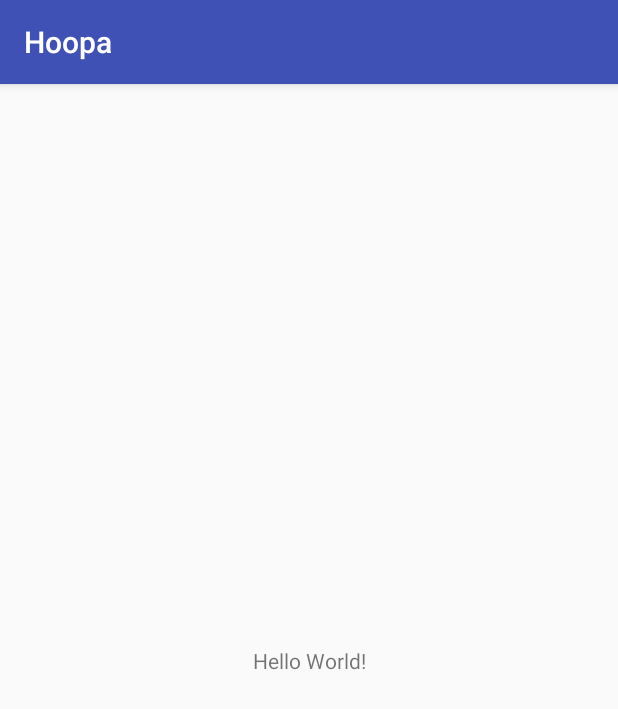
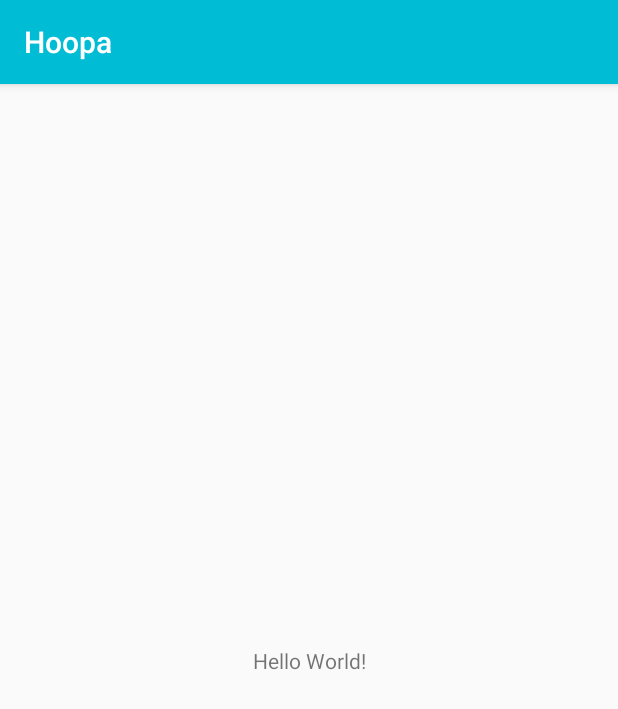
Before and after one commit to Hoooopa/Hoopa, an Android app: the screen it shows after launch (MainActivity), on a phone screen of 412 x 824 dp. Shown: the top 709 px of the screen. Run offline under Robolectric (Android 15) with nearby library versions, the phone set to English and light mode, and no system bars.

Commit message:
定了部分颜色

```diff
--- a/app/src/main/res/values/colors.xml
+++ b/app/src/main/res/values/colors.xml
@@ -1,6 +1,14 @@
 <?xml version="1.0" encoding="utf-8"?>
 <resources>
-    <color name="colorPrimary">#3F51B5</color>
-    <color name="colorPrimaryDark">#303F9F</color>
-    <color name="colorAccent">#FF4081</color>
+    <!--系统颜色-->
+    <color name="colorPrimary">#00BCD4</color>
+    <color name="colorPrimaryDark">#0097A7</color>
+    <color name="colorPrimaryLight">#B2EBF2</color>
+    <color name="colorAccent">#448AFF</color>
+    <!--文字颜色-->
+    <color name="textColorPrimary">#212121</color>
+    <color name="textColorSecondary">#757575</color>
+    <color name="textColorThird">#BDBDBD</color>
+    <!--纯色系-->
+    <color name="white">#FFFFFF</color>
 </resources>
```
